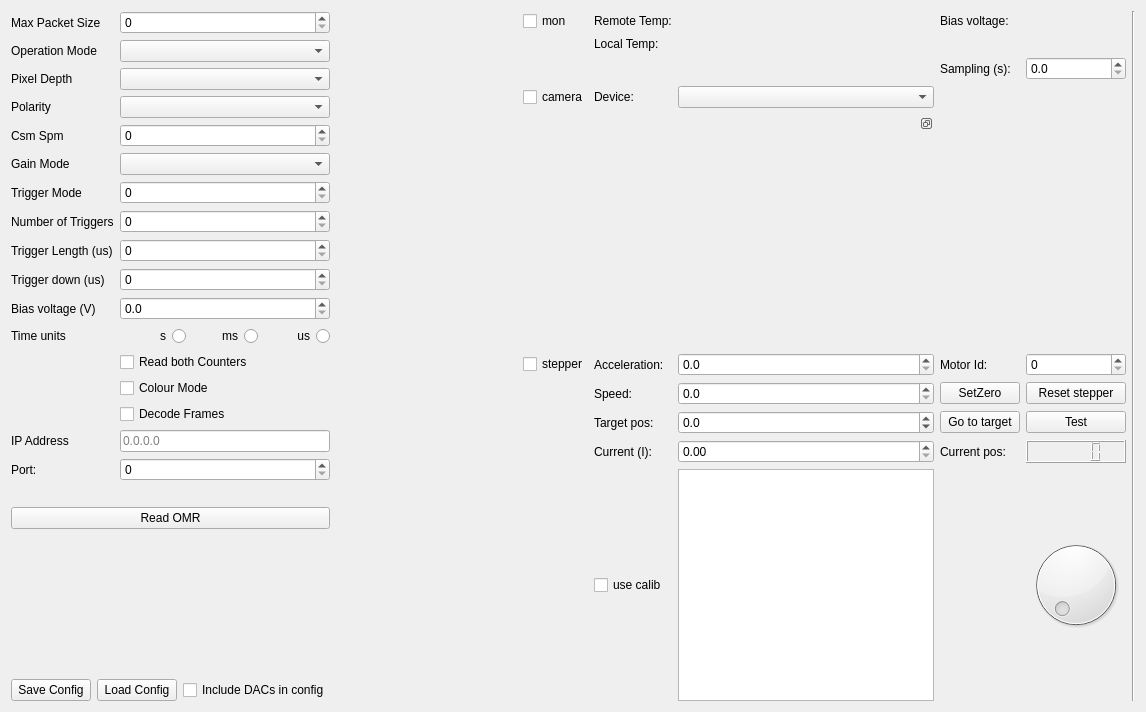
Above: SpidrMpx3Eq/qcstmconfigmonitoring.ui from navrit/dexter before the change. Below: the same form after it.
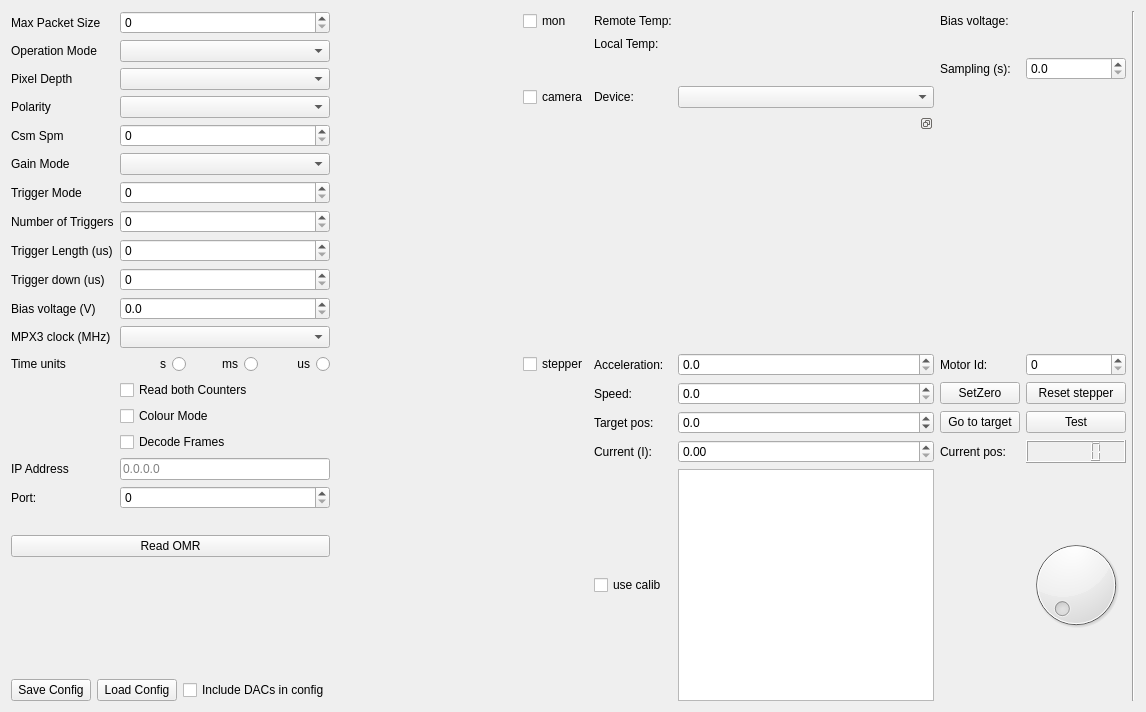
That is the form after the change.

What changed in the file:
```diff
--- a/SpidrMpx3Eq/qcstmconfigmonitoring.ui
+++ b/SpidrMpx3Eq/qcstmconfigmonitoring.ui
@@ -179,47 +179,6 @@
            </property>
           </widget>
          </item>
-         <item row="14" column="0">
-          <widget class="QLabel" name="label_19">
-           <property name="text">
-            <string>Time units</string>
-           </property>
-          </widget>
-         </item>
-         <item row="14" column="1">
-          <layout class="QHBoxLayout" name="horizontalLayout_4">
-           <item>
-            <widget class="QRadioButton" name="radioButtonS">
-             <property name="layoutDirection">
-              <enum>Qt::RightToLeft</enum>
-             </property>
-             <property name="text">
-              <string>s</string>
-             </property>
-            </widget>
-           </item>
-           <item>
-            <widget class="QRadioButton" name="radioButtonMS">
-             <property name="layoutDirection">
-              <enum>Qt::RightToLeft</enum>
-             </property>
-             <property name="text">
-              <string>ms</string>
-             </property>
-            </widget>
-           </item>
-           <item>
-            <widget class="QRadioButton" name="radioButtonUS">
-             <property name="layoutDirection">
-              <enum>Qt::RightToLeft</enum>
-             </property>
-             <property name="text">
-              <string>us</string>
-             </property>
-            </widget>
-           </item>
-          </layout>
-         </item>
          <item row="4" column="1">
           <widget class="QComboBox" name="pixelDepthComboBox"/>
          </item>
@@ -281,6 +240,57 @@
            </property>
           </widget>
          </item>
+         <item row="14" column="0">
+          <widget class="QLabel" name="label_22">
+           <property name="text">
+            <string>MPX3 clock (MHz)</string>
+           </property>
+          </widget>
+         </item>
+         <item row="14" column="1">
+          <widget class="QComboBox" name="mpx3ClockComboBox"/>
+         </item>
+         <item row="15" column="0">
+          <widget class="QLabel" name="label_19">
+           <property name="text">
+            <string>Time units</string>
+           </property>
+          </widget>
+         </item>
+         <item row="15" column="1">
+          <layout class="QHBoxLayout" name="horizontalLayout_4">
+           <item>
+            <widget class="QRadioButton" name="radioButtonS">
+             <property name="layoutDirection">
+              <enum>Qt::RightToLeft</enum>
+             </property>
+             <property name="text">
+              <string>s</string>
+             </property>
+            </widget>
+           </item>
+           <item>
+            <widget class="QRadioButton" name="radioButtonMS">
+             <property name="layoutDirection">
+              <enum>Qt::RightToLeft</enum>
+             </property>
+             <property name="text">
+              <string>ms</string>
+             </property>
+            </widget>
+           </item>
+           <item>
+            <widget class="QRadioButton" name="radioButtonUS">
+             <property name="layoutDirection">
+              <enum>Qt::RightToLeft</enum>
+             </property>
+             <property name="text">
+              <string>us</string>
+             </property>
+            </widget>
+           </item>
+          </layout>
+         </item>
         </layout>
        </item>
        <item>
```
